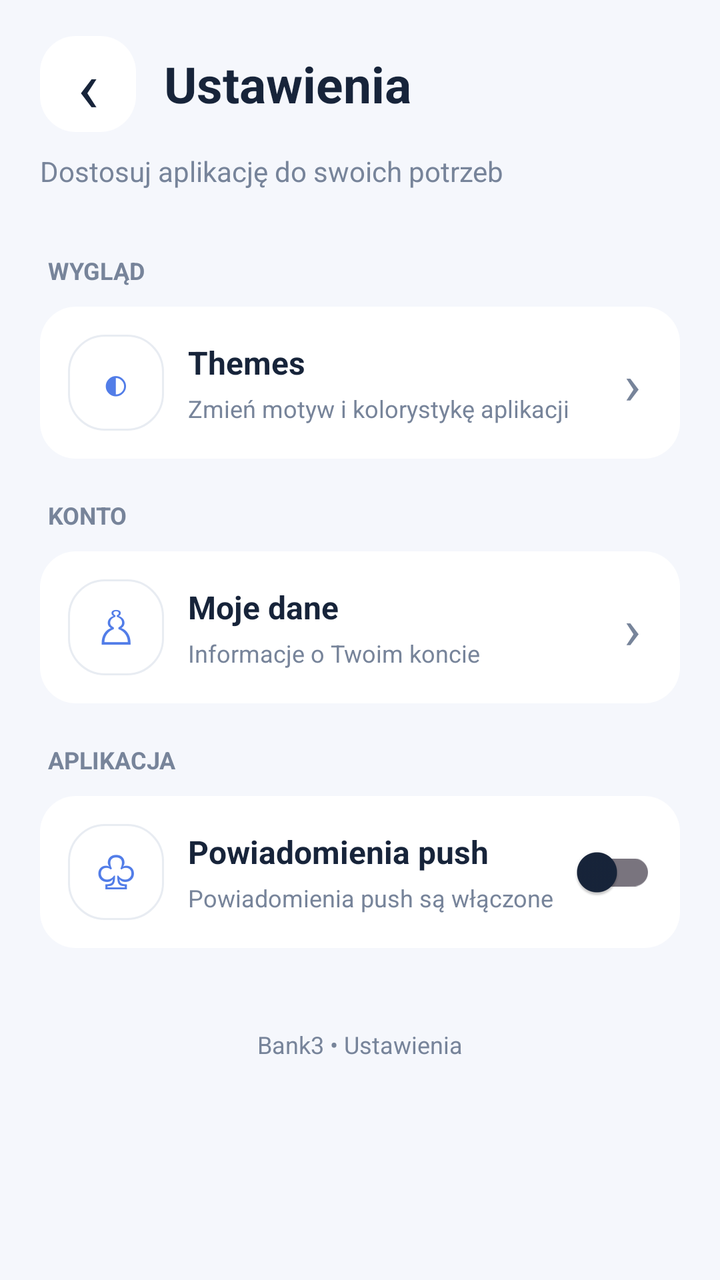
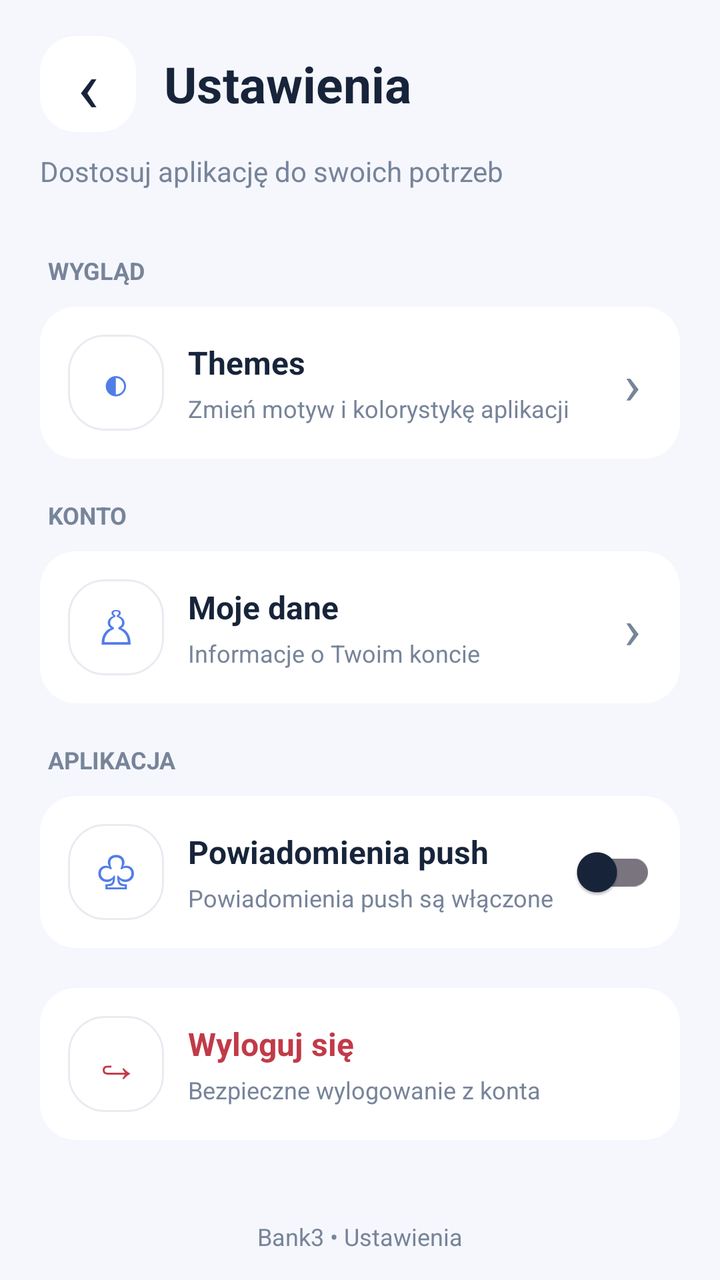

Compare the two renders of this Android layout. The source of the first and the diff that turns it into the second are given below.
<!-- AndroidManifest.xml: application theme Theme.Bank3 -->
<!-- res/layout/activity_settings.xml -->
<?xml version="1.0" encoding="utf-8"?>
<ScrollView xmlns:android="http://schemas.android.com/apk/res/android"
    android:id="@+id/settingsScroll"
    android:layout_width="match_parent"
    android:layout_height="match_parent"
    android:background="@color/theme_background"
    android:clipToPadding="false"
    android:fillViewport="true"
    android:paddingStart="20dp"
    android:paddingTop="18dp"
    android:paddingEnd="20dp"
    android:paddingBottom="20dp"
    android:scrollbars="none">

    <LinearLayout
        android:id="@+id/settingsRoot"
        android:layout_width="match_parent"
        android:layout_height="wrap_content"
        android:orientation="vertical">

        <LinearLayout
            android:layout_width="match_parent"
            android:layout_height="wrap_content"
            android:gravity="center_vertical"
            android:orientation="horizontal">

            <TextView
                android:id="@+id/btnBackSettings"
                android:layout_width="48dp"
                android:layout_height="48dp"
                android:background="@drawable/bg_nav_inactive"
                android:contentDescription="Wróć"
                android:gravity="center"
                android:text="‹"
                android:textColor="@color/theme_text"
                android:textSize="36sp" />

            <TextView
                android:id="@+id/txtSettingsTitle"
                android:layout_width="0dp"
                android:layout_height="wrap_content"
                android:layout_marginStart="14dp"
                android:layout_weight="1"
                android:text="Ustawienia"
                android:textColor="@color/theme_text"
                android:textSize="25sp"
                android:textStyle="bold" />
        </LinearLayout>

        <TextView
            android:id="@+id/txtSettingsSubtitle"
            android:layout_width="match_parent"
            android:layout_height="wrap_content"
            android:paddingTop="10dp"
            android:paddingBottom="24dp"
            android:text="Dostosuj aplikację do swoich potrzeb"
            android:textColor="@color/theme_text_secondary"
            android:textSize="14sp" />

        <TextView
            android:id="@+id/sectionAppearance"
            android:layout_width="match_parent"
            android:layout_height="wrap_content"
            android:paddingStart="4dp"
            android:paddingTop="8dp"
            android:paddingBottom="10dp"
            android:text="WYGLĄD"
            android:textColor="@color/theme_text_secondary"
            android:textSize="12sp"
            android:textStyle="bold" />

        <LinearLayout
            android:id="@+id/settingThemes"
            android:layout_width="match_parent"
            android:layout_height="wrap_content"
            android:layout_marginBottom="12dp"
            android:background="@drawable/bg_nav_inactive"
            android:clickable="true"
            android:focusable="true"
            android:gravity="center_vertical"
            android:orientation="horizontal"
            android:paddingStart="14dp"
            android:paddingTop="14dp"
            android:paddingEnd="12dp"
            android:paddingBottom="14dp">

            <TextView
                android:id="@+id/iconThemes"
                android:layout_width="48dp"
                android:layout_height="48dp"
                android:background="@drawable/bg_quick_action"
                android:gravity="center"
                android:text="◐"
                android:textColor="@color/theme_accent"
                android:textSize="23sp" />

            <LinearLayout
                android:layout_width="0dp"
                android:layout_height="wrap_content"
                android:layout_marginStart="12dp"
                android:layout_weight="1"
                android:orientation="vertical">

                <TextView
                    android:id="@+id/titleThemes"
                    android:layout_width="match_parent"
                    android:layout_height="wrap_content"
                    android:text="Themes"
                    android:textColor="@color/theme_text"
                    android:textSize="16sp"
                    android:textStyle="bold" />

                <TextView
                    android:id="@+id/descriptionThemes"
                    android:layout_width="match_parent"
                    android:layout_height="wrap_content"
                    android:paddingTop="4dp"
                    android:text="Zmień motyw i kolorystykę aplikacji"
                    android:textColor="@color/theme_text_secondary"
                    android:textSize="12sp" />
            </LinearLayout>

            <TextView
                android:layout_width="24dp"
                android:layout_height="wrap_content"
                android:gravity="center"
                android:text="›"
                android:textColor="@color/theme_text_secondary"
                android:textSize="28sp" />
        </LinearLayout>

        <TextView
            android:id="@+id/sectionAccount"
            android:layout_width="match_parent"
            android:layout_height="wrap_content"
            android:paddingStart="4dp"
            android:paddingTop="8dp"
            android:paddingBottom="10dp"
            android:text="KONTO"
            android:textColor="@color/theme_text_secondary"
            android:textSize="12sp"
            android:textStyle="bold" />

        <LinearLayout
            android:id="@+id/settingProfile"
            android:layout_width="match_parent"
            android:layout_height="wrap_content"
            android:layout_marginBottom="12dp"
            android:background="@drawable/bg_nav_inactive"
            android:clickable="true"
            android:focusable="true"
            android:gravity="center_vertical"
            android:orientation="horizontal"
            android:paddingStart="14dp"
            android:paddingTop="14dp"
            android:paddingEnd="12dp"
            android:paddingBottom="14dp">

            <TextView
                android:id="@+id/iconProfile"
                android:layout_width="48dp"
                android:layout_height="48dp"
                android:background="@drawable/bg_quick_action"
                android:gravity="center"
                android:text="♙"
                android:textColor="@color/theme_accent"
                android:textSize="23sp" />

            <LinearLayout
                android:layout_width="0dp"
                android:layout_height="wrap_content"
                android:layout_marginStart="12dp"
                android:layout_weight="1"
                android:orientation="vertical">

                <TextView
                    android:id="@+id/titleProfile"
                    android:layout_width="match_parent"
                    android:layout_height="wrap_content"
                    android:text="Moje dane"
                    android:textColor="@color/theme_text"
                    android:textSize="16sp"
                    android:textStyle="bold" />

                <TextView
                    android:id="@+id/descriptionProfile"
                    android:layout_width="match_parent"
                    android:layout_height="wrap_content"
                    android:paddingTop="4dp"
                    android:text="Informacje o Twoim koncie"
                    android:textColor="@color/theme_text_secondary"
                    android:textSize="12sp" />
            </LinearLayout>

            <TextView
                android:layout_width="24dp"
                android:layout_height="wrap_content"
                android:gravity="center"
                android:text="›"
                android:textColor="@color/theme_text_secondary"
                android:textSize="28sp" />
        </LinearLayout>



        <TextView
            android:id="@+id/sectionApp"
            android:layout_width="match_parent"
            android:layout_height="wrap_content"
            android:paddingStart="4dp"
            android:paddingTop="8dp"
            android:paddingBottom="10dp"
            android:text="APLIKACJA"
            android:textColor="@color/theme_text_secondary"
            android:textSize="12sp"
            android:textStyle="bold" />

        <LinearLayout
            android:id="@+id/settingNotifications"
            android:layout_width="match_parent"
            android:layout_height="wrap_content"
            android:layout_marginBottom="12dp"
            android:background="@drawable/bg_nav_inactive"
            android:clickable="true"
            android:focusable="true"
            android:gravity="center_vertical"
            android:orientation="horizontal"
            android:paddingStart="14dp"
            android:paddingTop="14dp"
            android:paddingEnd="12dp"
            android:paddingBottom="14dp">

            <TextView
                android:id="@+id/iconNotifications"
                android:layout_width="48dp"
                android:layout_height="48dp"
                android:background="@drawable/bg_quick_action"
                android:gravity="center"
                android:text="♧"
                android:textColor="@color/theme_accent"
                android:textSize="23sp" />

            <LinearLayout
                android:layout_width="0dp"
                android:layout_height="wrap_content"
                android:layout_marginStart="12dp"
                android:layout_weight="1"
                android:orientation="vertical">

                <TextView
                    android:id="@+id/titleNotifications"
                    android:layout_width="match_parent"
                    android:layout_height="wrap_content"
                    android:text="Powiadomienia push"
                    android:textColor="@color/theme_text"
                    android:textSize="16sp"
                    android:textStyle="bold" />

                <TextView
                    android:id="@+id/descriptionNotifications"
                    android:layout_width="match_parent"
                    android:layout_height="wrap_content"
                    android:paddingTop="4dp"
                    android:text="Powiadomienia push są włączone"
                    android:textColor="@color/theme_text_secondary"
                    android:textSize="12sp" />
            </LinearLayout>

            <androidx.appcompat.widget.SwitchCompat
                android:id="@+id/switchNotifications"
                android:layout_width="wrap_content"
                android:layout_height="wrap_content"
                android:clickable="false"
                android:focusable="false" />
        </LinearLayout>

        <TextView
            android:id="@+id/txtSettingsVersion"
            android:layout_width="match_parent"
            android:layout_height="wrap_content"
            android:gravity="center"
            android:paddingTop="28dp"
            android:paddingBottom="8dp"
            android:text="Bank3 • Ustawienia"
            android:textColor="@color/theme_text_secondary"
            android:textSize="12sp" />

    </LinearLayout>
</ScrollView>
<!-- resources referenced by this layout -->
<resources>
  <color name="theme_accent">#527DE8</color>
  <color name="theme_background">#F5F7FC</color>
  <color name="theme_text">#17243A</color>
  <color name="theme_text_secondary">#77849A</color>
  <!-- drawable bg_nav_inactive (drawable) -->
  <?xml version="1.0" encoding="utf-8"?>
  <shape xmlns:android="http://schemas.android.com/apk/res/android">
  
      <corners android:radius="18dp" />
  
      <solid android:color="@color/theme_surface" />
  
  </shape>
  <!-- drawable bg_quick_action (drawable) -->
  <?xml version="1.0" encoding="utf-8"?>
  <shape xmlns:android="http://schemas.android.com/apk/res/android">
  
      <corners android:radius="18dp" />
  
      <solid android:color="@color/theme_surface" />
  
      <stroke
          android:width="1dp"
          android:color="@color/theme_divider" />
  
  </shape>
  <style name="Theme.Bank3" parent="Base.Theme.Bank3" />
  <color name="theme_surface">#FFFFFF</color>
  <color name="theme_divider">#E8ECF2</color>
  <style name="Base.Theme.Bank3" parent="Theme.Material3.Light.NoActionBar">
  
          <item name="colorPrimary">@color/theme_primary</item>
          <item name="colorOnPrimary">@color/theme_on_primary</item>
  
          <item name="colorSecondary">@color/theme_accent</item>
          <item name="colorOnSecondary">@color/theme_on_primary</item>
  
          <item name="android:colorBackground">@color/theme_background</item>
          <item name="colorSurface">@color/theme_surface</item>
          <item name="colorOnSurface">@color/theme_text</item>
  
          <item name="android:statusBarColor">@color/theme_background</item>
          <item name="android:navigationBarColor">@color/theme_background</item>
  
          <item name="android:windowLightStatusBar">true</item>
          <item name="android:windowLightNavigationBar">true</item>
      </style>
  <color name="theme_primary">#2457C5</color>
  <color name="theme_on_primary">#FFFFFF</color>
</resources>

<!-- the commit's change to res/layout/activity_settings.xml (unified diff, before → after) -->
@@ -274,6 +274,62 @@
                 android:focusable="false" />
         </LinearLayout>
 
+        
+        
+        <LinearLayout
+            android:id="@+id/settingLogout"
+            android:layout_width="match_parent"
+            android:layout_height="wrap_content"
+            android:layout_marginTop="8dp"
+            android:layout_marginBottom="12dp"
+            android:background="@drawable/bg_nav_inactive"
+            android:clickable="true"
+            android:focusable="true"
+            android:gravity="center_vertical"
+            android:orientation="horizontal"
+            android:paddingStart="14dp"
+            android:paddingTop="14dp"
+            android:paddingEnd="12dp"
+            android:paddingBottom="14dp">
+
+            <TextView
+                android:id="@+id/iconLogout"
+                android:layout_width="48dp"
+                android:layout_height="48dp"
+                android:background="@drawable/bg_quick_action"
+                android:gravity="center"
+                android:text="↪"
+                android:textColor="@color/theme_transaction_negative"
+                android:textSize="23sp" />
+
+            <LinearLayout
+                android:layout_width="0dp"
+                android:layout_height="wrap_content"
+                android:layout_marginStart="12dp"
+                android:layout_weight="1"
+                android:orientation="vertical">
+
+                <TextView
+                    android:id="@+id/titleLogout"
+                    android:layout_width="match_parent"
+                    android:layout_height="wrap_content"
+                    android:text="Wyloguj się"
+                    android:textColor="@color/theme_transaction_negative"
+                    android:textSize="16sp"
+                    android:textStyle="bold" />
+
+                <TextView
+                    android:id="@+id/descriptionLogout"
+                    android:layout_width="match_parent"
+                    android:layout_height="wrap_content"
+                    android:paddingTop="4dp"
+                    android:text="Bezpieczne wylogowanie z konta"
+                    android:textColor="@color/theme_text_secondary"
+                    android:textSize="12sp" />
+            </LinearLayout>
+
+        </LinearLayout>
+
         <TextView
             android:id="@+id/txtSettingsVersion"
             android:layout_width="match_parent"
<!-- resource entries referenced after the edit -->
@@ -4,6 +4,7 @@
   <color name="theme_background">#F5F7FC</color>
   <color name="theme_text">#17243A</color>
   <color name="theme_text_secondary">#77849A</color>
+  <color name="theme_transaction_negative">#C23A48</color>
   <!-- drawable bg_nav_inactive (drawable) -->
   <?xml version="1.0" encoding="utf-8"?>
   <shape xmlns:android="http://schemas.android.com/apk/res/android">
